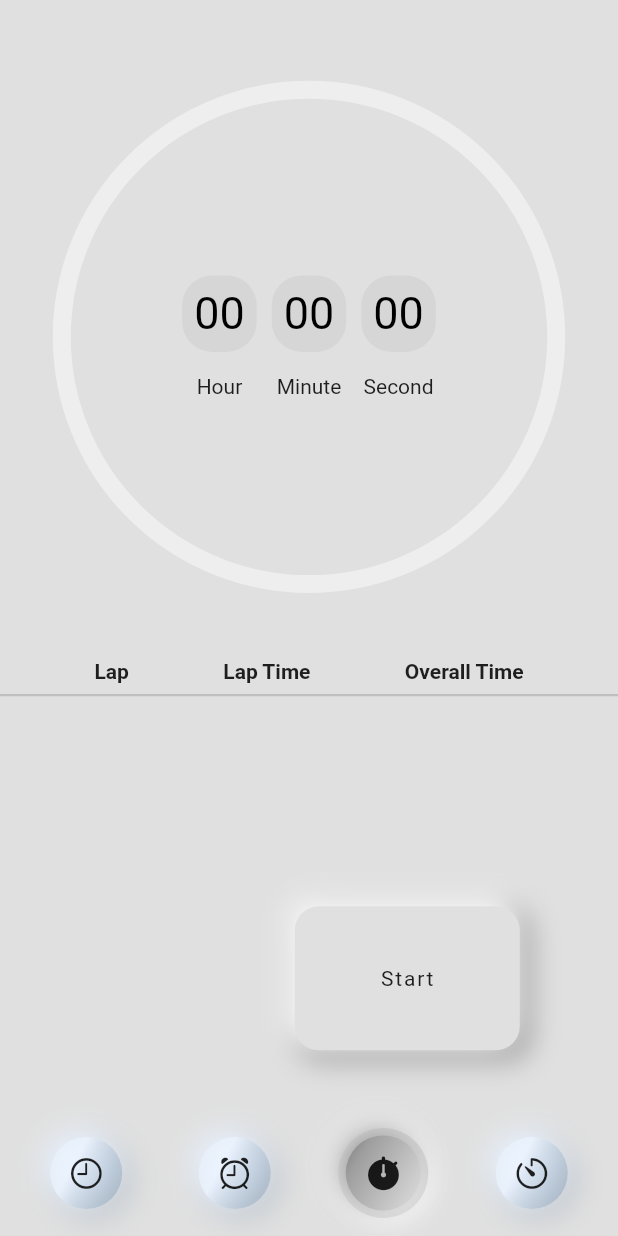
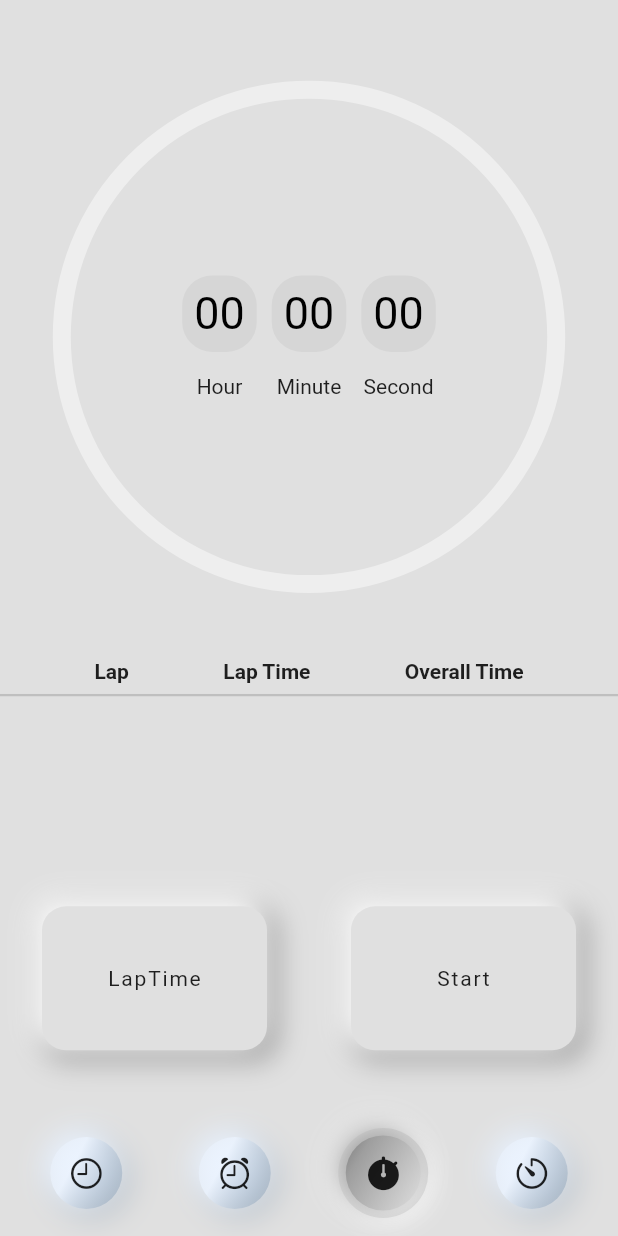
Before and after one commit to jbjason/my_clock, a Flutter app: the screen it shows after launch, item 3 of the bottom bar chosen, on a phone screen of 412 x 824 dp. Run offline on Flutter 3.47's test engine with Material 2 defaults, Android fonts, the light colour scheme and no system bars; our stand-ins replace awesome_notifications; missing offline and left inert: flutter_rounded_date_picker.

Commit message:
Update stop_watch_screen.dart

```diff
--- a/lib/screens/stop_watch_screen.dart
+++ b/lib/screens/stop_watch_screen.dart
@@ -81,13 +81,10 @@ class _StopWatchScreenState extends State<StopWatchScreen> {
           Row(
             mainAxisAlignment: MainAxisAlignment.spaceAround,
             children: [
-              _isStarted
-                  ? InkWell(
-                      onTap: !_isStopped ? _currentLaptime : _resetWatch,
-                      child:
-                          WhiteButton(text: !_isStopped ? 'LapTime' : 'Reset'),
-                    )
-                  : Container(),
+              InkWell(
+                onTap: !_isStopped ? _currentLaptime : _resetWatch,
+                child: WhiteButton(text: !_isStopped ? 'LapTime' : 'Reset'),
+              ),
               !_isStarted
                   ? InkWell(
                       onTap: _startWatch,
@@ -109,12 +106,6 @@ class _StopWatchScreenState extends State<StopWatchScreen> {
     String twoDigitMinutes = twoDigits(duration.inMinutes.remainder(60));
     String twoDigitSeconds = twoDigits(duration.inSeconds.remainder(60));
     return "${twoDigits(duration.inHours)}:$twoDigitMinutes:$twoDigitSeconds";
-  }
-
-  void toggleButton() {
-    setState(() {
-      _isStarted = !_isStarted;
-    });
   }
 
   void _stopWatch() {
@@ -143,4 +134,16 @@ class _StopWatchScreenState extends State<StopWatchScreen> {
     d = duration - d;
     lapList.add(LapItem(lapTime: d, overallTime: duration));
   }
+
+  void toggleButton() {
+    setState(() {
+      _isStarted = !_isStarted;
+    });
+  }
+
+  @override
+  void dispose() {
+    timer!.cancel();
+    super.dispose();
+  }
 }
```
